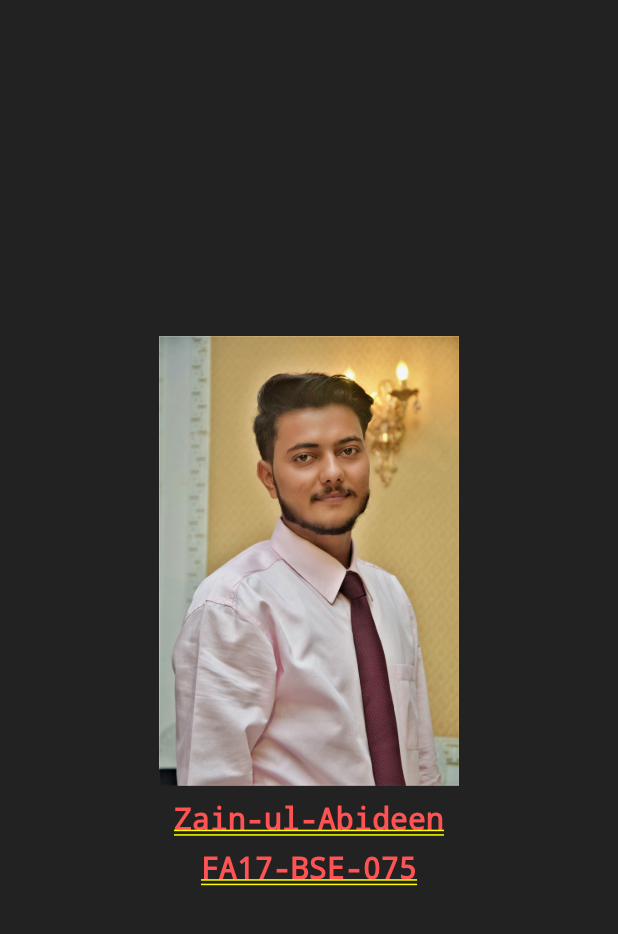
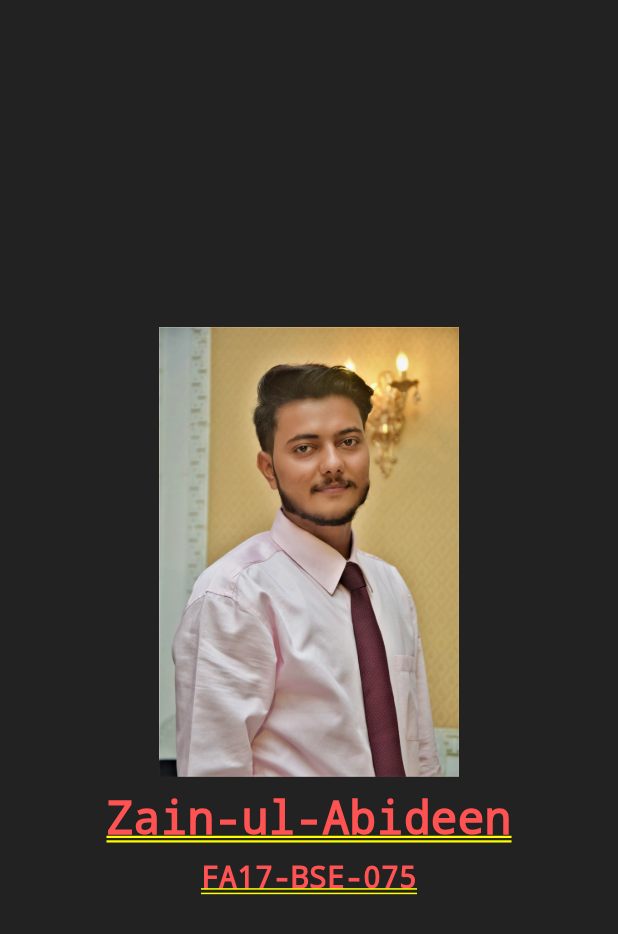
Before and after one commit to I-am-Zain/fa17_bse_075, a Flutter app: the screen it shows after launch, on a phone screen of 412 x 824 dp. Shown: the top 934 px of the screen. Run offline on Flutter 3.47's test engine with Material 2 defaults, Android fonts, the phone set to English and light mode, and no system bars.

```diff
--- a/lib/main.dart
+++ b/lib/main.dart
@@ -44,7 +44,7 @@ class _MyHomePageState extends State<MyHomePage> {
           children: [
             Image(image: AssetImage('image/zain.jpg'),height: 300,),
             SizedBox(height: 10,),
-            Text('Zain-ul-Abideen', style: TextStyle(fontSize: 20,color: Colors.redAccent),),
+            Text('Zain-ul-Abideen', style: TextStyle(fontSize: 30,color: Colors.redAccent),),
             SizedBox(height: 10,),
             Text('FA17-BSE-075', style: TextStyle(fontSize: 20,color: Colors.redAccent),),
             SizedBox(height: 10,),
```
